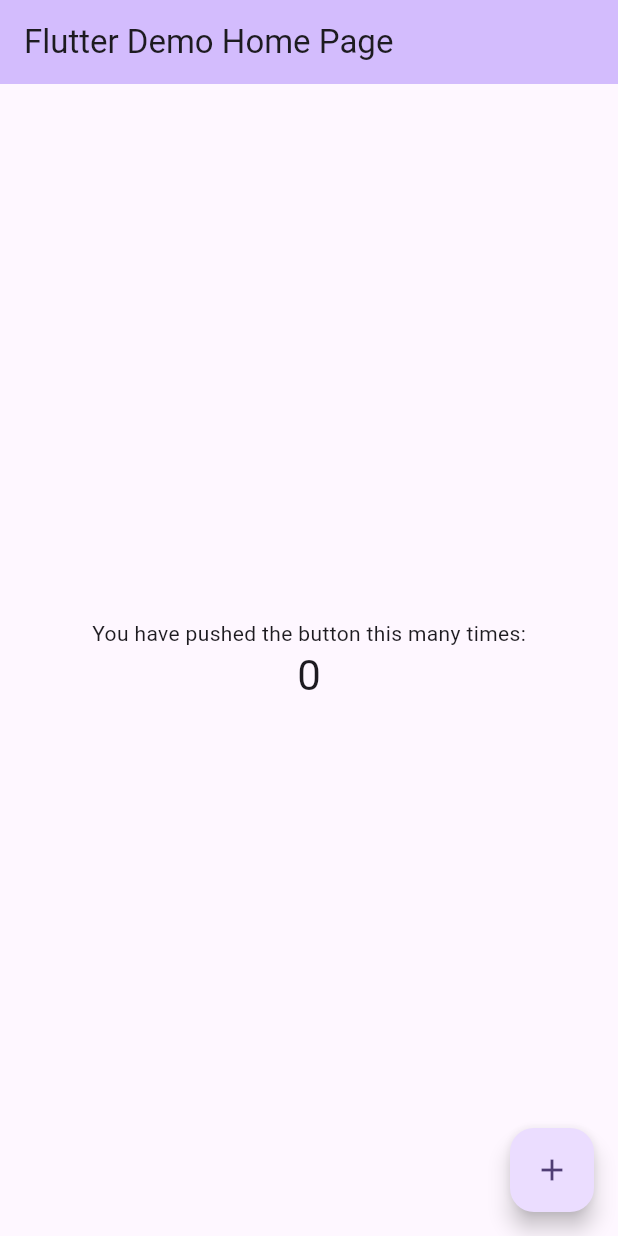
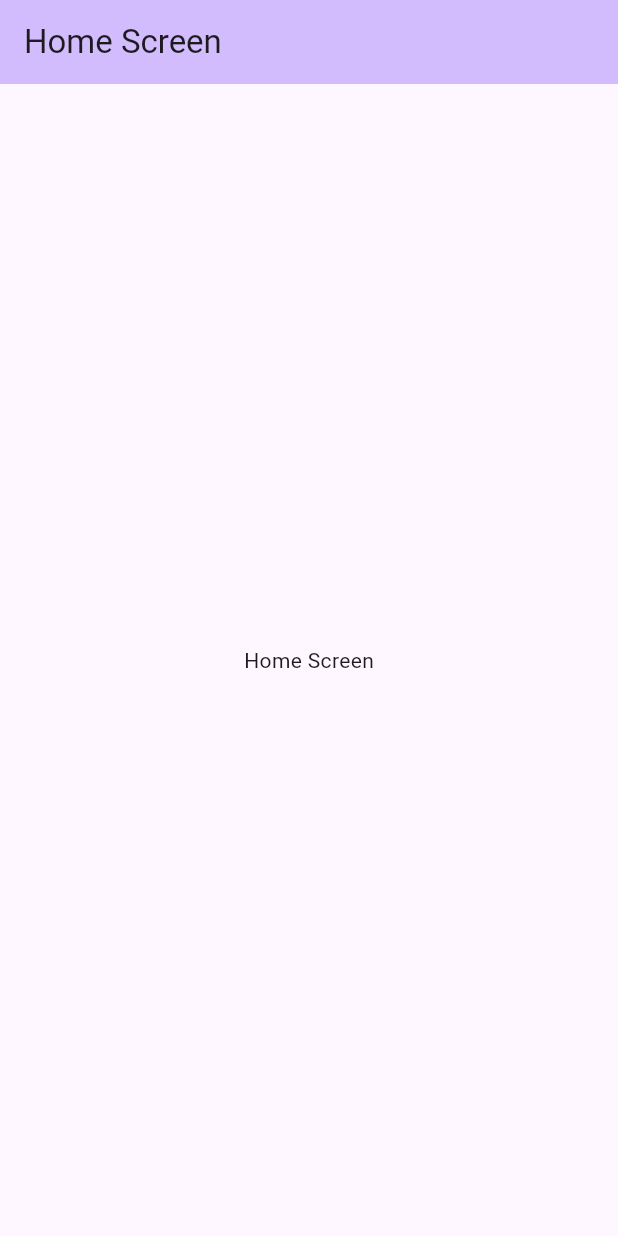
Before and after one commit to infinitetrinity/hop_pos, a Flutter app: the screen it shows after launch, on a phone screen of 412 x 824 dp. Run offline on Flutter 3.47's test engine with Material 3 defaults, Android fonts, the light colour scheme and no system bars.

Commit message:
Separate home screen

```diff
--- a/lib/main.dart
+++ b/lib/main.dart
@@ -1,4 +1,5 @@
 import 'package:flutter/material.dart';
+import 'package:hop_pos/src/home/screens/home_screen.dart';
 
 void main() {
   runApp(const MyApp());
@@ -13,113 +14,10 @@ class MyApp extends StatelessWidget {
     return MaterialApp(
       title: 'Flutter Demo',
       theme: ThemeData(
-        // This is the theme of your application.
-        //
-        // TRY THIS: Try running your application with "flutter run". You'll see
-        // the application has a blue toolbar. Then, without quitting the app,
-        // try changing the seedColor in the colorScheme below to Colors.green
-        // and then invoke "hot reload" (save your changes or press the "hot
-        // reload" button in a Flutter-supported IDE, or press "r" if you used
-        // the command line to start the app).
-        //
-        // Notice that the counter didn't reset back to zero; the application
-        // state is not lost during the reload. To reset the state, use hot
-        // restart instead.
-        //
-        // This works for code too, not just values: Most code changes can be
-        // tested with just a hot reload.
         colorScheme: ColorScheme.fromSeed(seedColor: Colors.deepPurple),
         useMaterial3: true,
       ),
-      home: const MyHomePage(title: 'Flutter Demo Home Page'),
+      home: const HomeScreen(),
     );
   }
 }
-
-class MyHomePage extends StatefulWidget {
-  const MyHomePage({super.key, required this.title});
-
-  // This widget is the home page of your application. It is stateful, meaning
-  // that it has a State object (defined below) that contains fields that affect
-  // how it looks.
-
-  // This class is the configuration for the state. It holds the values (in this
-  // case the title) provided by the parent (in this case the App widget) and
-  // used by the build method of the State. Fields in a Widget subclass are
-  // always marked "final".
-
-  final String title;
-
-  @override
-  State<MyHomePage> createState() => _MyHomePageState();
-}
-
-class _MyHomePageState extends State<MyHomePage> {
-  int _counter = 0;
-
-  void _incrementCounter() {
-    setState(() {
-      // This call to setState tells the Flutter framework that something has
-      // changed in this State, which causes it to rerun the build method below
-      // so that the display can reflect the updated values. If we changed
-      // _counter without calling setState(), then the build method would not be
-      // called again, and so nothing would appear to happen.
-      _counter++;
-    });
-  }
-
-  @override
-  Widget build(BuildContext context) {
-    // This method is rerun every time setState is called, for instance as done
-    // by the _incrementCounter method above.
-    //
-    // The Flutter framework has been optimized to make rerunning build methods
-    // fast, so that you can just rebuild anything that needs updating rather
-    // than having to individually change instances of widgets.
-    return Scaffold(
-      appBar: AppBar(
-        // TRY THIS: Try changing the color here to a specific color (to
-        // Colors.amber, perhaps?) and trigger a hot reload to see the AppBar
-        // change color while the other colors stay the same.
-        backgroundColor: Theme.of(context).colorScheme.inversePrimary,
-        // Here we take the value from the MyHomePage object that was created by
-        // the App.build method, and use it to set our appbar title.
-        title: Text(widget.title),
-      ),
-      body: Center(
-        // Center is a layout widget. It takes a single child and positions it
-        // in the middle of the parent.
-        child: Column(
-          // Column is also a layout widget. It takes a list of children and
-          // arranges them vertically. By default, it sizes itself to fit its
-          // children horizontally, and tries to be as tall as its parent.
-          //
-          // Column has various properties to control how it sizes itself and
-          // how it positions its children. Here we use mainAxisAlignment to
-          // center the children vertically; the main axis here is the vertical
-          // axis because Columns are vertical (the cross axis would be
-          // horizontal).
-          //
-          // TRY THIS: Invoke "debug painting" (choose the "Toggle Debug Paint"
-          // action in the IDE, or press "p" in the console), to see the
-          // wireframe for each widget.
-          mainAxisAlignment: MainAxisAlignment.center,
-          children: <Widget>[
-            const Text(
-              'You have pushed the button this many times:',
-            ),
-            Text(
-              '$_counter',
-              style: Theme.of(context).textTheme.headlineMedium,
-            ),
-          ],
-        ),
-      ),
-      floatingActionButton: FloatingActionButton(
-        onPressed: _incrementCounter,
-        tooltip: 'Increment',
-        child: const Icon(Icons.add),
-      ), // This trailing comma makes auto-formatting nicer for build methods.
-    );
-  }
-}
--- /dev/null
+++ b/lib/src/home/screens/home_screen.dart
@@ -0,0 +1,16 @@
+import 'package:flutter/material.dart';
+
+class HomeScreen extends StatelessWidget {
+  const HomeScreen({super.key});
+
+  @override
+  Widget build(BuildContext context) {
+    return Scaffold(
+      appBar: AppBar(
+        backgroundColor: Theme.of(context).colorScheme.inversePrimary,
+        title: const Text('Home Screen'),
+      ),
+      body: const Center(child: Text('Home Screen')),
+    );
+  }
+}
```
